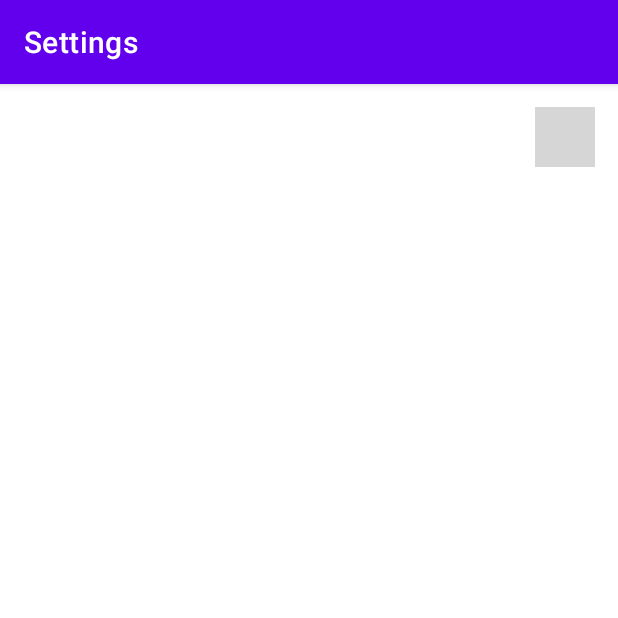
After one commit to 587851/Metronom, an Android app: the SettingsActivity screen opened directly, with no data from a screen before it, on a phone screen of 412 x 824 dp, the top half of it. The commit adds this screen. Run offline under Robolectric (Android 15) with nearby library versions, the phone set to English and light mode, and no system bars; our stand-ins replace androidx.preference; grey boxes are pictures that could not be loaded.

Commit message:
Settingspage added

```diff
--- a/app/build.gradle
+++ b/app/build.gradle
@@ -32,6 +32,7 @@ dependencies {
 
     implementation 'androidx.appcompat:appcompat:1.6.1'
     implementation 'com.google.android.material:material:1.9.0'
+    implementation 'androidx.preference:preference:1.2.0'
     testImplementation 'junit:junit:4.13.2'
     androidTestImplementation 'androidx.test.ext:junit:1.1.5'
     androidTestImplementation 'androidx.test.espresso:espresso-core:3.5.1'
--- /dev/null
+++ b/app/src/main/java/com/example/metronome/SettingsActivity.java
@@ -0,0 +1,39 @@
+package com.example.metronome;
+
+import android.content.Intent;
+import android.os.Bundle;
+import android.view.View;
+import android.widget.ImageButton;
+
+import androidx.appcompat.app.ActionBar;
+import androidx.appcompat.app.AppCompatActivity;
+import androidx.preference.PreferenceFragmentCompat;
+
+public class SettingsActivity extends AppCompatActivity implements View.OnClickListener {
+
+    @Override
+    protected void onCreate(Bundle savedInstanceState) {
+        super.onCreate(savedInstanceState);
+        setContentView(R.layout.settings_activity);
+
+        ImageButton goBackButton = findViewById(R.id.goBackButton);
+        goBackButton.setOnClickListener(this);
+    }
+
+    @Override
+    public void onClick(View view) {
+        int id = view.getId();
+
+        if(id == R.id.goBackButton){
+            finish();
+        }
+
+    }
+
+    public static class SettingsFragment extends PreferenceFragmentCompat {
+        @Override
+        public void onCreatePreferences(Bundle savedInstanceState, String rootKey) {
+            setPreferencesFromResource(R.xml.root_preferences, rootKey);
+        }
+    }
+}
--- /dev/null
+++ b/app/src/main/res/layout/settings_activity.xml
@@ -0,0 +1,20 @@
+<androidx.constraintlayout.widget.ConstraintLayout xmlns:android="http://schemas.android.com/apk/res/android"
+    xmlns:app="http://schemas.android.com/apk/res-auto"
+    xmlns:tools="http://schemas.android.com/tools"
+    android:layout_width="match_parent"
+    android:layout_height="match_parent">
+
+    <ImageButton
+        android:id="@+id/goBackButton"
+        android:layout_width="40dp"
+        android:layout_height="40dp"
+        android:layout_marginTop="15dp"
+        android:layout_marginEnd="15dp"
+        android:scaleType="fitCenter"
+        android:background="@null"
+        android:onClick="onClick"
+        app:layout_constraintEnd_toEndOf="parent"
+        app:layout_constraintTop_toTopOf="parent"
+        app:srcCompat="@drawable/gobackimage" />
+
+</androidx.constraintlayout.widget.ConstraintLayout>
--- /dev/null
+++ b/app/src/main/res/values/arrays.xml
@@ -0,0 +1,12 @@
+<resources>
+    <!-- Reply Preference -->
+    <string-array name="reply_entries">
+        <item>Reply</item>
+        <item>Reply to all</item>
+    </string-array>
+
+    <string-array name="reply_values">
+        <item>reply</item>
+        <item>reply_all</item>
+    </string-array>
+</resources>
--- a/app/src/main/res/values/strings.xml
+++ b/app/src/main/res/values/strings.xml
@@ -7,4 +7,20 @@
     <string name="plussEn">+1</string>
     <string name="plussFem">+5</string>
     <string name="start">Start</string>
+    <string name="settingsActivityName">Settings</string>
+
+    <!-- Preference Titles -->
+    <string name="messages_header">Messages</string>
+    <string name="sync_header">Sync</string>
+
+    <!-- Messages Preferences -->
+    <string name="signature_title">Your signature</string>
+    <string name="reply_title">Default reply action</string>
+
+    <!-- Sync Preferences -->
+    <string name="sync_title">Sync email periodically</string>
+    <string name="attachment_title">Download incoming attachments</string>
+    <string name="attachment_summary_on">Automatically download attachments for incoming emails
+    </string>
+    <string name="attachment_summary_off">Only download attachments when manually requested</string>
 </resources>
--- /dev/null
+++ b/app/src/main/res/xml/root_preferences.xml
@@ -0,0 +1,35 @@
+<PreferenceScreen xmlns:app="http://schemas.android.com/apk/res-auto">
+
+    <PreferenceCategory app:title="@string/messages_header">
+
+        <EditTextPreference
+            app:key="signature"
+            app:title="@string/signature_title"
+            app:useSimpleSummaryProvider="true" />
+
+        <ListPreference
+            app:defaultValue="reply"
+            app:entries="@array/reply_entries"
+            app:entryValues="@array/reply_values"
+            app:key="reply"
+            app:title="@string/reply_title"
+            app:useSimpleSummaryProvider="true" />
+
+    </PreferenceCategory>
+
+    <PreferenceCategory app:title="@string/sync_header">
+
+        <SwitchPreferenceCompat
+            app:key="sync"
+            app:title="@string/sync_title" />
+
+        <SwitchPreferenceCompat
+            app:dependency="sync"
+            app:key="attachment"
+            app:summaryOff="@string/attachment_summary_off"
+            app:summaryOn="@string/attachment_summary_on"
+            app:title="@string/attachment_title" />
+
+    </PreferenceCategory>
+
+</PreferenceScreen>
```
Also changed, not shown: app/src/main/AndroidManifest.xml (+9 -4 lines), app/src/main/java/com/example/metronome/MainActivity.java (+6 -1 lines), app/src/main/res/layout/activity_main.xml (+13 -0 lines).
